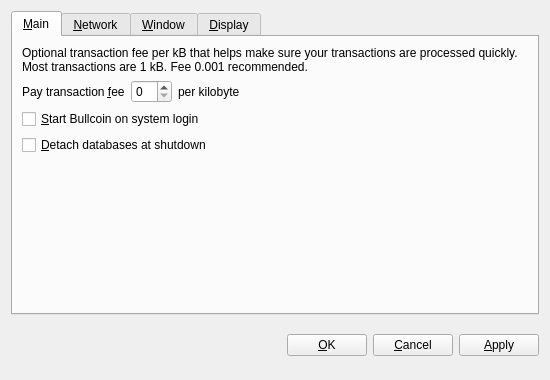
The window that src/qt/forms/optionsdialog.ui (BLCdeveloper/cryptobullcoin) describes before a commit, drawn with Qt 5.
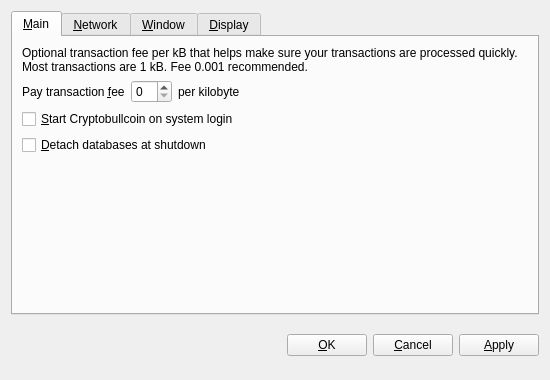
The same window after the commit. The open tabs and pages were chosen to show the change. Custom widgets are drawn as their Qt base class.

Diff of the .ui file:
```diff
--- a/src/qt/forms/optionsdialog.ui
+++ b/src/qt/forms/optionsdialog.ui
@@ -86,7 +86,7 @@
           <string>Automatically start Bullcoin after logging in to the system.</string>
          </property>
          <property name="text">
-          <string>&amp;Start Bullcoin on system login</string>
+          <string>&amp;Start Cryptobullcoin on system login</string>
          </property>
         </widget>
        </item>
```
Left out of the diff: 8 changed lines with no effect on the pictures.
